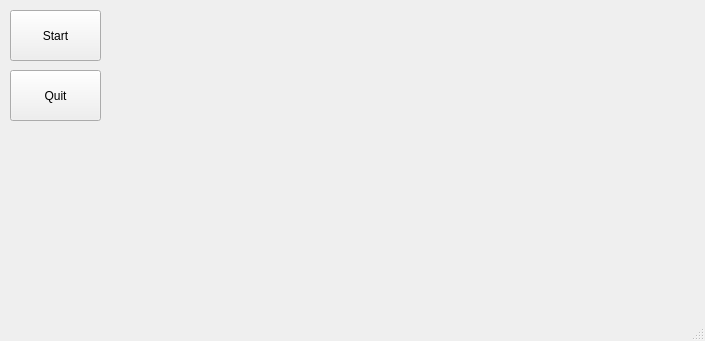
First picture: the form in khalil/zbar_qt_ros/src/zbargui.ui, repository dejanpan/seie2011fall, before the edit.
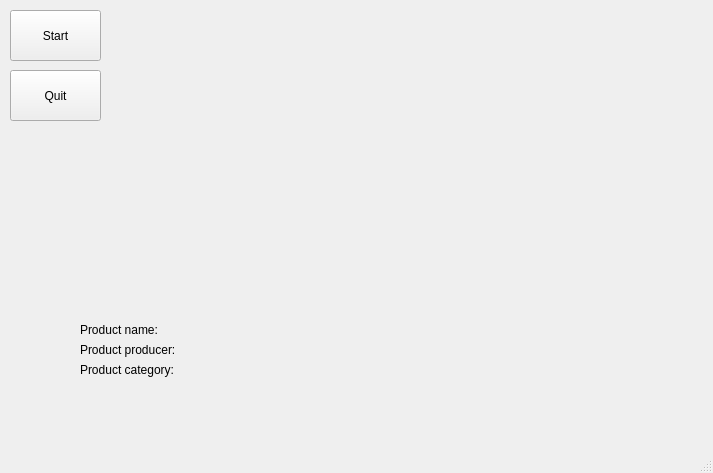
Second picture: the form after the edit.

Commit message: Image and product information are sent by zbar through ros services

Patch:
```diff
--- a/khalil/zbar_qt_ros/src/zbargui.ui
+++ b/khalil/zbar_qt_ros/src/zbargui.ui
@@ -6,8 +6,8 @@
    <rect>
     <x>0</x>
     <y>0</y>
-    <width>705</width>
-    <height>341</height>
+    <width>713</width>
+    <height>473</height>
    </rect>
   </property>
   <property name="windowTitle">
@@ -66,6 +66,84 @@
      <string/>
     </property>
    </widget>
+   <widget class="QLabel" name="label_3">
+    <property name="geometry">
+     <rect>
+      <x>80</x>
+      <y>320</y>
+      <width>121</width>
+      <height>20</height>
+     </rect>
+    </property>
+    <property name="text">
+     <string>Product name: </string>
+    </property>
+   </widget>
+   <widget class="QLabel" name="product_name">
+    <property name="geometry">
+     <rect>
+      <x>210</x>
+      <y>320</y>
+      <width>431</width>
+      <height>17</height>
+     </rect>
+    </property>
+    <property name="text">
+     <string/>
+    </property>
+   </widget>
+   <widget class="QLabel" name="label_5">
+    <property name="geometry">
+     <rect>
+      <x>80</x>
+      <y>340</y>
+      <width>131</width>
+      <height>20</height>
+     </rect>
+    </property>
+    <property name="text">
+     <string>Product producer: </string>
+    </property>
+   </widget>
+   <widget class="QLabel" name="product_producer">
+    <property name="geometry">
+     <rect>
+      <x>220</x>
+      <y>340</y>
+      <width>421</width>
+      <height>20</height>
+     </rect>
+    </property>
+    <property name="text">
+     <string/>
+    </property>
+   </widget>
+   <widget class="QLabel" name="label_7">
+    <property name="geometry">
+     <rect>
+      <x>80</x>
+      <y>360</y>
+      <width>131</width>
+      <height>20</height>
+     </rect>
+    </property>
+    <property name="text">
+     <string>Product category: </string>
+    </property>
+   </widget>
+   <widget class="QLabel" name="product_category">
+    <property name="geometry">
+     <rect>
+      <x>220</x>
+      <y>360</y>
+      <width>421</width>
+      <height>20</height>
+     </rect>
+    </property>
+    <property name="text">
+     <string/>
+    </property>
+   </widget>
   </widget>
   <widget class="QMenuBar" name="menubar">
    <property name="geometry">
```
Left out of the diff: 2 changed lines with no effect on the pictures. The commit also changes 6 other files.
